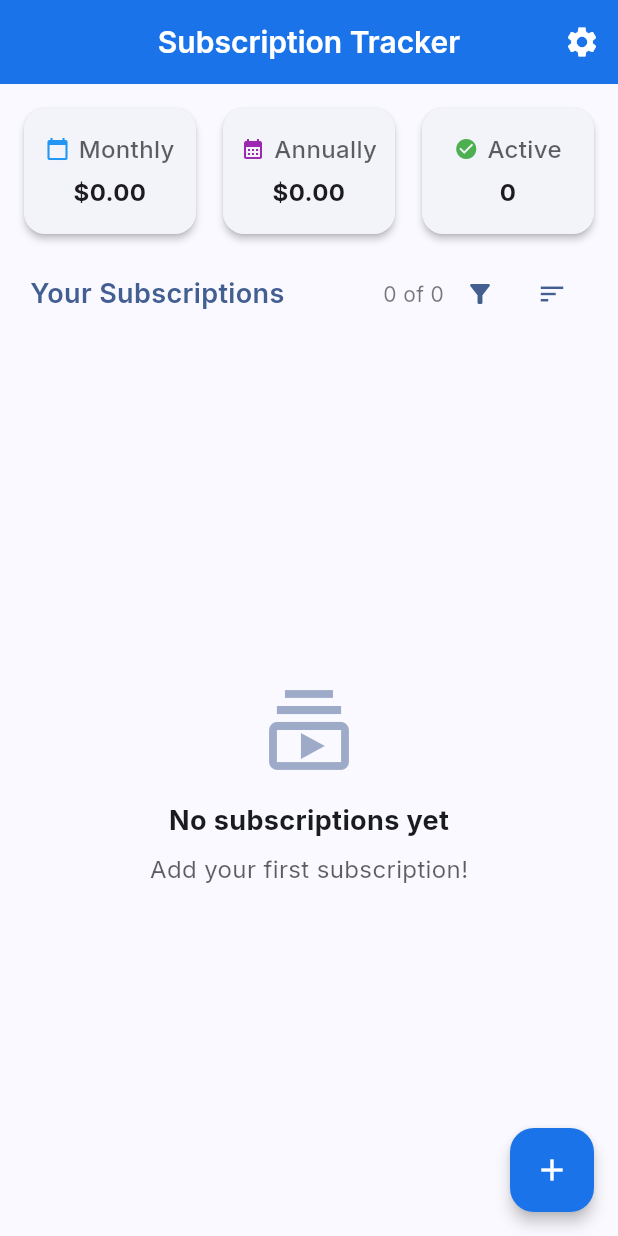
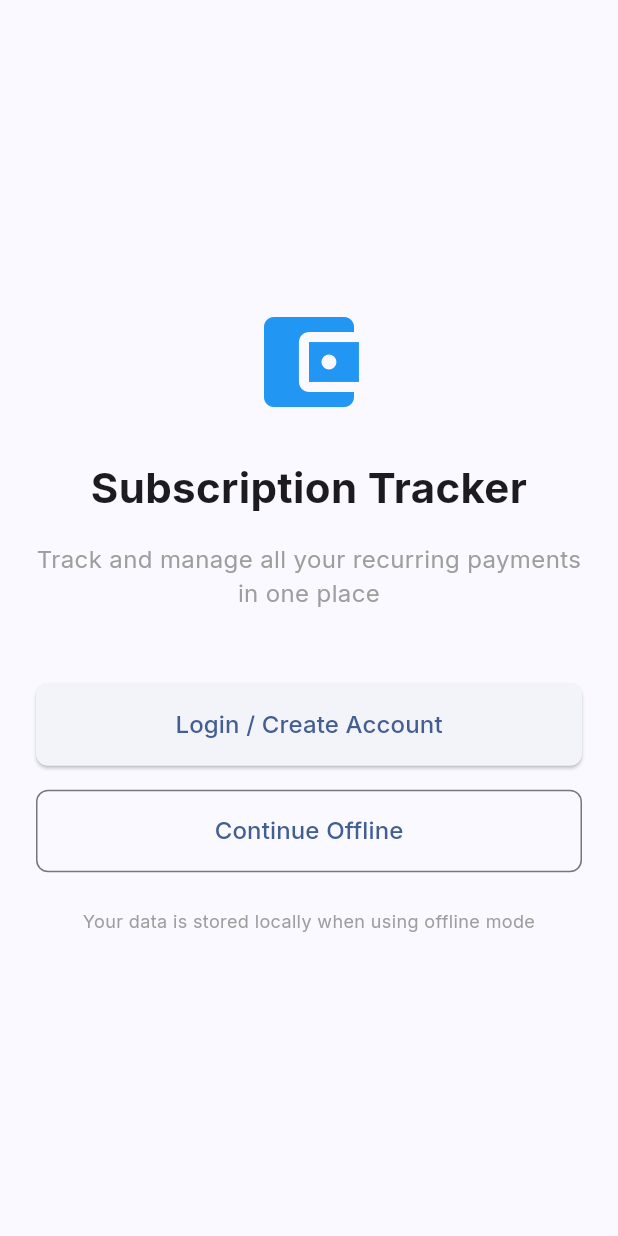
Before and after one commit to Mistribe/SubTracker, a Flutter app: the screen it shows after launch, on a phone screen of 412 x 824 dp. Run offline on Flutter 3.47's test engine with Material 3 defaults, Android fonts, the phone set to English and light mode, and no system bars; our stand-ins replace connectivity_plus, flutter_colorpicker, flutter_dotenv, google_fonts, hive, hive_flutter and 1 more; missing offline and left inert: kinde_flutter_sdk, microsoft_kiota_abstractions, microsoft_kiota_bundle, microsoft_kiota_serialization_form, microsoft_kiota_serialization_json, microsoft_kiota_serialization_multipart and 1 more; accounts and stored records are empty.

Commit message:
Add onboarding flow and anonymous mode support
- Introduced `WelcomeScreen` to manage onboarding flow.
- Added `hasCompletedOnboarding` field in `Settings` model to track onboarding completion.
- Updated `AuthenticationProvider` to support anonymous mode with repository-specific data.
- Refactored repository initialization to handle user-specific or anonymous data.
- Adjusted `main.dart` to redirect users to onboarding if not completed.
- Added logic to persist onboarding completion status in `SettingsRepository`.

```diff
--- a/mobile/lib/main.dart
+++ b/mobile/lib/main.dart
@@ -20,6 +20,7 @@ import 'repositories/settings_repository.dart';
 import 'repositories/label_repository.dart';
 import 'repositories/family_repository.dart';
 import 'screens/home_screen.dart';
+import 'screens/welcome_screen.dart';
 import 'package:kinde_flutter_sdk/kinde_flutter_sdk.dart';
 import 'package:flutter_dotenv/flutter_dotenv.dart';
 
@@ -96,10 +97,16 @@ class MyApp extends StatelessWidget {
   Widget build(BuildContext context) {
     return MultiProvider(
       providers: [
+        // Provide direct access to repositories
+        Provider<SettingsRepository>.value(value: settingsRepository),
+
         ChangeNotifierProvider(
           create: (_) {
             return AuthenticationProvider(
               authenticationService: authenticationService,
+              subscriptionRepository: subscriptionRepository,
+              labelRepository: labelRepository,
+              familyRepository: familyMemberRepository,
             );
           },
         ),
@@ -143,13 +150,21 @@ class MyApp extends StatelessWidget {
       ],
       child: Consumer<ThemeProvider>(
         builder: (context, themeProvider, _) {
+          // Get settings repository from provider
+          final settingsRepo = Provider.of<SettingsRepository>(context);
+
+          // Get settings to check if onboarding is completed
+          final settings = settingsRepo.getSettings();
+
           return MaterialApp(
             title: 'Subscription Tracker',
             debugShowCheckedModeBanner: false,
             themeMode: themeProvider.themeMode,
             theme: themeProvider.lightTheme,
             darkTheme: themeProvider.darkTheme,
-            home: const HomeScreen(),
+            home: settings.hasCompletedOnboarding
+                ? const HomeScreen()
+                : WelcomeScreen(settingsRepository: settingsRepo),
           );
         },
       ),
--- a/mobile/lib/models/settings.dart
+++ b/mobile/lib/models/settings.dart
@@ -17,11 +17,15 @@ class Settings {
   @HiveField(3)
   final String? selectedFamilyId;
 
+  @HiveField(4)
+  final bool hasCompletedOnboarding;
+
   Settings({
     this.isDarkMode = false,
     this.useSystemTheme = true,
     this.defaultCurrency = Currency.defaultCode,
     this.selectedFamilyId,
+    this.hasCompletedOnboarding = false,
   });
 
   // Get the default currency as a Currency enum
@@ -33,6 +37,7 @@ class Settings {
     String? defaultCurrency,
     Currency? defaultCurrencyEnum,
     String? selectedFamilyId,
+    bool? hasCompletedOnboarding,
   }) {
     return Settings(
       isDarkMode: isDarkMode ?? this.isDarkMode,
@@ -40,6 +45,7 @@ class Settings {
       defaultCurrency:
           defaultCurrencyEnum?.code ?? defaultCurrency ?? this.defaultCurrency,
       selectedFamilyId: selectedFamilyId ?? this.selectedFamilyId,
+      hasCompletedOnboarding: hasCompletedOnboarding ?? this.hasCompletedOnboarding,
     );
   }
 }
--- a/mobile/lib/providers/authentication_provider.dart
+++ b/mobile/lib/providers/authentication_provider.dart
@@ -1,13 +1,26 @@
 import 'package:flutter/material.dart';
+import '../repositories/subscription_repository.dart';
+import '../repositories/label_repository.dart';
+import '../repositories/family_repository.dart';
 import '../services/authentication_service.dart';
 
 class AuthenticationProvider extends ChangeNotifier {
   AuthenticatedUser? _user;
   bool _isAuthenticated = false;
   final AuthenticationService _authenticationService;
+  final SubscriptionRepository? _subscriptionRepository;
+  final LabelRepository? _labelRepository;
+  final FamilyRepository? _familyRepository;
 
-  AuthenticationProvider({required AuthenticationService authenticationService})
-    : _authenticationService = authenticationService {
+  AuthenticationProvider({
+    required AuthenticationService authenticationService,
+    SubscriptionRepository? subscriptionRepository,
+    LabelRepository? labelRepository,
+    FamilyRepository? familyRepository,
+  })  : _authenticationService = authenticationService,
+        _subscriptionRepository = subscriptionRepository,
+        _labelRepository = labelRepository,
+        _familyRepository = familyRepository {
     refreshUser();
   }
 
@@ -21,9 +34,17 @@ class AuthenticationProvider extends ChangeNotifier {
     if (isAuthenticated) {
       _user = await _authenticationService.getCurrentUser();
       _isAuthenticated = true;
+
+      // Switch to user-specific data
+      if (_user != null) {
+        await _switchToUserData(_user!.id);
+      }
     } else {
       _user = null;
       _isAuthenticated = false;
+
+      // Switch to anonymous data
+      await _switchToUserData(null);
     }
 
     notifyListeners();
@@ -38,8 +59,50 @@ class AuthenticationProvider extends ChangeNotifier {
 
   Future<void> signOut() async {
     await _authenticationService.logout();
+
+    // Clear user data before switching to anonymous mode
+    await _clearUserData();
+
     _user = null;
     _isAuthenticated = false;
+
+    // Switch to anonymous data
+    await _switchToUserData(null);
+
     notifyListeners();
   }
+
+  // Switch to user-specific data or anonymous data
+  Future<void> _switchToUserData(String? userId) async {
+    // Update repositories to use user-specific boxes
+    if (_subscriptionRepository != null) {
+      await _subscriptionRepository!.setCurrentUser(userId);
+    }
+
+    if (_labelRepository != null) {
+      await _labelRepository!.setCurrentUser(userId);
+    }
+
+    if (_familyRepository != null) {
+      await _familyRepository!.setCurrentUser(userId);
+    }
+  }
+
+  // Clear user data when logging out
+  Future<void> _clearUserData() async {
+    if (_user == null) return;
+
+    // Clear data in repositories
+    if (_subscriptionRepository != null) {
+      await _subscriptionRepository!.clearUserData();
+    }
+
+    if (_labelRepository != null) {
+      await _labelRepository!.clearUserData();
+    }
+
+    if (_familyRepository != null) {
+      await _familyRepository!.clearUserData();
+    }
+  }
 }
--- a/mobile/lib/repositories/subscription_repository.dart
+++ b/mobile/lib/repositories/subscription_repository.dart
@@ -8,16 +8,42 @@ import '../providers/sync_provider.dart';
 /// This class abstracts the data access layer, making it easier to switch
 /// between different storage mechanisms in the future (e.g., local storage to API).
 class SubscriptionRepository {
-  static const String _boxName = 'subscriptions';
+  static const String _boxPrefix = 'subscriptions_';
+  static const String _anonymousBoxName = 'subscriptions_anonymous';
   late Box<Subscription> _box;
   SyncProvider? _syncProvider;
+  String? _currentUserId;
 
   /// Initialize the repository
   ///
   /// This method must be called before using any other methods in this class.
   Future<void> initialize() async {
-    // Open the Hive box for subscriptions
-    _box = await Hive.openBox<Subscription>(_boxName);
+    // Open the anonymous box by default
+    _box = await Hive.openBox<Subscription>(_anonymousBoxName);
+  }
+
+  /// Set the current user ID and switch to their box
+  Future<void> setCurrentUser(String? userId) async {
+    if (userId == _currentUserId) return;
+
+    // Close the current box if it's open
+    if (_box.isOpen) {
+      await _box.close();
+    }
+
+    _currentUserId = userId;
+
+    // Open the user-specific box or anonymous box
+    if (userId != null) {
+      _box = await Hive.openBox<Subscription>('$_boxPrefix$userId');
+    } else {
+      _box = await Hive.openBox<Subscription>(_anonymousBoxName);
+    }
+  }
+
+  /// Clear data for the current user
+  Future<void> clearUserData() async {
+    await _box.clear();
   }
 
   /// Set the sync provider
--- /dev/null
+++ b/mobile/lib/screens/welcome_screen.dart
@@ -0,0 +1,139 @@
+import 'package:flutter/material.dart';
+import 'package:provider/provider.dart';
+import '../providers/authentication_provider.dart';
+import '../repositories/settings_repository.dart';
+import 'home_screen.dart';
+
+class WelcomeScreen extends StatelessWidget {
+  final SettingsRepository settingsRepository;
+
+  const WelcomeScreen({
+    super.key,
+    required this.settingsRepository,
+  });
+
+  @override
+  Widget build(BuildContext context) {
+    return Scaffold(
+      body: SafeArea(
+        child: Padding(
+          padding: const EdgeInsets.symmetric(horizontal: 24.0),
+          child: Column(
+            mainAxisAlignment: MainAxisAlignment.center,
+            crossAxisAlignment: CrossAxisAlignment.stretch,
+            children: [
+              // App logo or icon
+              const Icon(
+                Icons.account_balance_wallet,
+                size: 80,
+                color: Colors.blue,
+              ),
+
+              const SizedBox(height: 24),
+
+              // App title
+              const Text(
+                'Subscription Tracker',
+                textAlign: TextAlign.center,
+                style: TextStyle(
+                  fontSize: 28,
+                  fontWeight: FontWeight.bold,
+                ),
+              ),
+
+              const SizedBox(height: 16),
+
+              // App description
+              const Text(
+                'Track and manage all your recurring payments in one place',
+                textAlign: TextAlign.center,
+                style: TextStyle(
+                  fontSize: 16,
+                  color: Colors.grey,
+                ),
+              ),
+
+              const SizedBox(height: 48),
+
+              // Login/Signup button
+              ElevatedButton(
+                onPressed: () async {
+                  final authProvider = Provider.of<AuthenticationProvider>(
+                    context,
+                    listen: false
+                  );
+                  await authProvider.signIn();
+
+                  // Mark onboarding as completed
+                  await settingsRepository.completeOnboarding();
+
+                  // Navigate to home screen if authenticated
+                  if (authProvider.isAuthenticated) {
+                    if (context.mounted) {
+                      Navigator.of(context).pushReplacement(
+                        MaterialPageRoute(
+                          builder: (context) => const HomeScreen(),
+                        ),
+                      );
+                    }
+                  }
+                },
+                style: ElevatedButton.styleFrom(
+                  padding: const EdgeInsets.symmetric(vertical: 16),
+                  shape: RoundedRectangleBorder(
+                    borderRadius: BorderRadius.circular(8),
+                  ),
+                ),
+                child: const Text(
+                  'Login / Create Account',
+                  style: TextStyle(fontSize: 16),
+                ),
+              ),
+
+              const SizedBox(height: 16),
+
+              // Use anonymously button
+              OutlinedButton(
+                onPressed: () async {
+                  // Mark onboarding as completed
+                  await settingsRepository.completeOnboarding();
+
+                  // Navigate to home screen without authentication
+                  if (context.mounted) {
+                    Navigator.of(context).pushReplacement(
+                      MaterialPageRoute(
+                        builder: (context) => const HomeScreen(),
+                      ),
+                    );
+                  }
+                },
+                style: OutlinedButton.styleFrom(
+                  padding: const EdgeInsets.symmetric(vertical: 16),
+                  shape: RoundedRectangleBorder(
+                    borderRadius: BorderRadius.circular(8),
+                  ),
+                ),
+                child: const Text(
+                  'Continue Offline',
+                  style: TextStyle(fontSize: 16),
+                ),
+              ),
+
+              const SizedBox(height: 24),
+
+              // Privacy note
+              const Text(
+                'Your data is stored locally when using offline mode',
+                textAlign: TextAlign.center,
+                style: TextStyle(
+                  fontSize: 12,
+                  color: Colors.grey,
+                ),
+              ),
+            ],
+          ),
+        ),
+      ),
+    );
+  }
+}
```
Also changed, not shown: mobile/lib/repositories/family_repository.dart (+29 -2 lines), mobile/lib/repositories/label_repository.dart (+34 -3 lines), mobile/lib/repositories/settings_repository.dart (+9 -0 lines), mobile/pubspec.lock.
